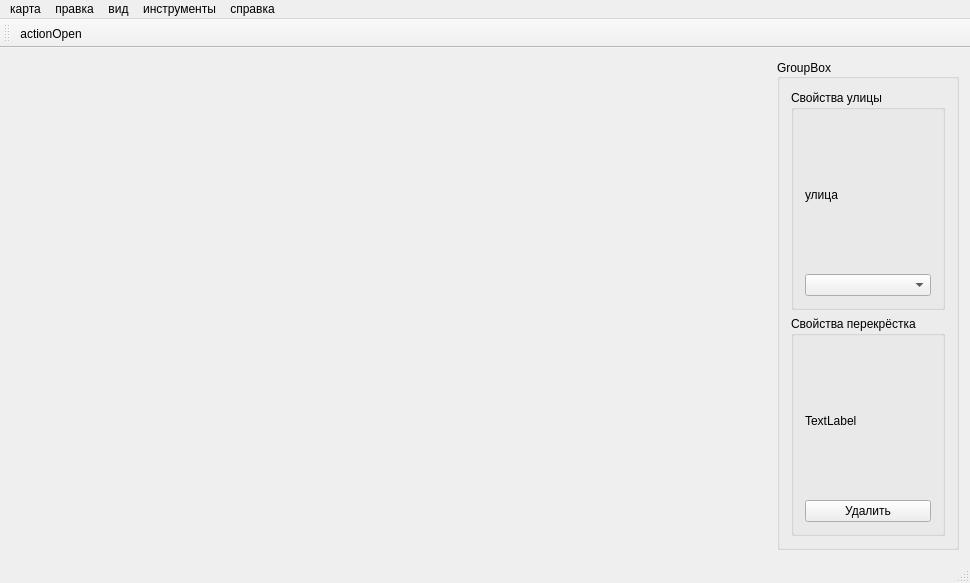
The window that mainwindow.ui (Berimor66/humblemaps) describes before a commit, drawn with Qt 5.
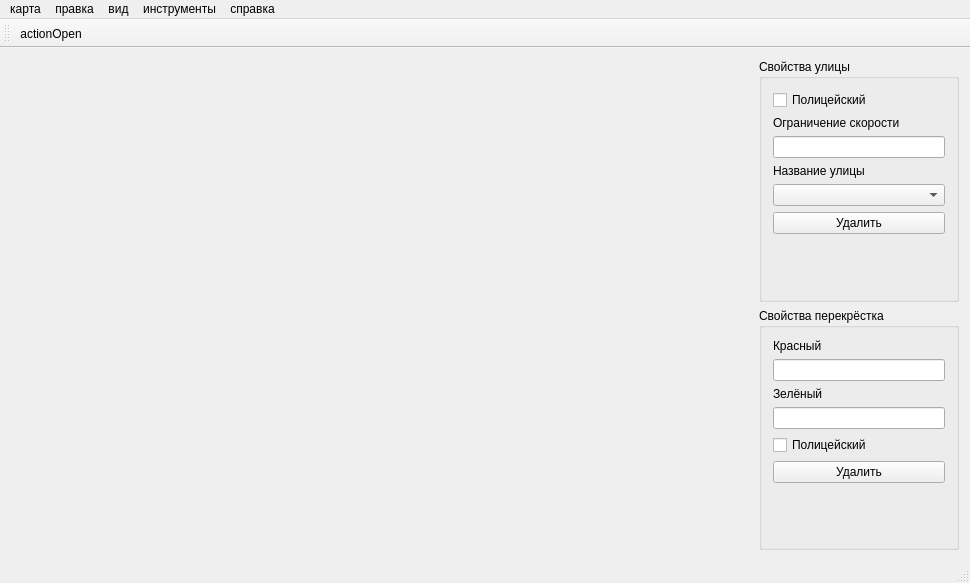
The same window after the commit. Icons and pictures are not drawn.

Commit message: Save node and edge to db

```diff
--- a/mainwindow.ui
+++ b/mainwindow.ui
@@ -26,39 +26,77 @@
      <widget class="QWidget" name="widget" native="true"/>
     </item>
     <item>
-     <widget class="QGroupBox" name="groupBox">
+     <widget class="QWidget" name="widget_4" native="true">
       <property name="sizePolicy">
-       <sizepolicy hsizetype="Fixed" vsizetype="Expanding">
+       <sizepolicy hsizetype="Fixed" vsizetype="Preferred">
         <horstretch>0</horstretch>
         <verstretch>0</verstretch>
        </sizepolicy>
       </property>
-      <property name="minimumSize">
-       <size>
-        <width>120</width>
-        <height>0</height>
-       </size>
-      </property>
-      <property name="layoutDirection">
-       <enum>Qt::LeftToRight</enum>
-      </property>
-      <property name="title">
-       <string>GroupBox</string>
-      </property>
-      <property name="alignment">
-       <set>Qt::AlignLeading|Qt::AlignLeft|Qt::AlignVCenter</set>
-      </property>
       <layout class="QVBoxLayout" name="verticalLayout_3">
+       <property name="margin">
+        <number>0</number>
+       </property>
        <item>
         <widget class="QGroupBox" name="groupBox_street">
+         <property name="enabled">
+          <bool>true</bool>
+         </property>
+         <property name="sizePolicy">
+          <sizepolicy hsizetype="Fixed" vsizetype="Preferred">
+           <horstretch>0</horstretch>
+           <verstretch>0</verstretch>
+          </sizepolicy>
+         </property>
+         <property name="minimumSize">
+          <size>
+           <width>200</width>
+           <height>0</height>
+          </size>
+         </property>
+         <property name="maximumSize">
+          <size>
+           <width>200</width>
+           <height>16777215</height>
+          </size>
+         </property>
          <property name="title">
           <string>Свойства улицы</string>
          </property>
          <layout class="QVBoxLayout" name="verticalLayout">
+          <item>
+           <widget class="QCheckBox" name="checkBox">
+            <property name="text">
+             <string>Полицейский</string>
+            </property>
+           </widget>
+          </item>
           <item>
            <widget class="QLabel" name="label">
+            <property name="sizePolicy">
+             <sizepolicy hsizetype="Fixed" vsizetype="Fixed">
+              <horstretch>0</horstretch>
+              <verstretch>0</verstretch>
+             </sizepolicy>
+            </property>
             <property name="text">
-             <string>улица</string>
+             <string>Ограничение скорости</string>
+            </property>
+           </widget>
+          </item>
+          <item>
+           <widget class="QLineEdit" name="lineEdit_velocity"/>
+          </item>
+          <item>
+           <widget class="QLabel" name="label_4">
+            <property name="sizePolicy">
+             <sizepolicy hsizetype="Fixed" vsizetype="Fixed">
+              <horstretch>0</horstretch>
+              <verstretch>0</verstretch>
+             </sizepolicy>
+            </property>
+            <property name="text">
+             <string>Название улицы</string>
             </property>
            </widget>
           </item>
@@ -72,19 +110,79 @@
             </property>
            </widget>
           </item>
+          <item>
+           <widget class="QPushButton" name="pushButton_2">
+            <property name="text">
+             <string>Удалить</string>
+            </property>
+           </widget>
+          </item>
+          <item>
+           <widget class="QWidget" name="widget_2" native="true"/>
+          </item>
          </layout>
         </widget>
        </item>
        <item>
         <widget class="QGroupBox" name="groupBox_node">
+         <property name="sizePolicy">
+          <sizepolicy hsizetype="Fixed" vsizetype="Preferred">
+           <horstretch>0</horstretch>
+           <verstretch>0</verstretch>
+          </sizepolicy>
+         </property>
+         <property name="minimumSize">
+          <size>
+           <width>200</width>
+           <height>0</height>
+          </size>
+         </property>
+         <property name="maximumSize">
+          <size>
+           <width>200</width>
+           <height>16777215</height>
+          </size>
+         </property>
          <property name="title">
           <string>Свойства перекрёстка</string>
          </property>
          <layout class="QVBoxLayout" name="verticalLayout_2">
           <item>
            <widget class="QLabel" name="label_2">
+            <property name="sizePolicy">
+             <sizepolicy hsizetype="Fixed" vsizetype="Fixed">
+              <horstretch>0</horstretch>
+              <verstretch>0</verstretch>
+             </sizepolicy>
+            </property>
             <property name="text">
-             <string>TextLabel</string>
+             <string>Красный</string>
+            </property>
+           </widget>
+          </item>
+          <item>
+           <widget class="QLineEdit" name="lineEdit"/>
+          </item>
+          <item>
+           <widget class="QLabel" name="label_3">
+            <property name="sizePolicy">
+             <sizepolicy hsizetype="Fixed" vsizetype="Fixed">
+              <horstretch>0</horstretch>
+              <verstretch>0</verstretch>
+             </sizepolicy>
+            </property>
+            <property name="text">
+             <string>Зелёный</string>
+            </property>
+           </widget>
+          </item>
+          <item>
+           <widget class="QLineEdit" name="lineEdit_2"/>
+          </item>
+          <item>
+           <widget class="QCheckBox" name="checkBox_node_pol">
+            <property name="text">
+             <string>Полицейский</string>
             </property>
            </widget>
           </item>
@@ -95,6 +193,9 @@
             </property>
            </widget>
           </item>
+          <item>
+           <widget class="QWidget" name="widget_3" native="true"/>
+          </item>
          </layout>
         </widget>
        </item>
```
Left out of the diff: 6 changed lines with no effect on the pictures. The commit also changes 7 other files.
